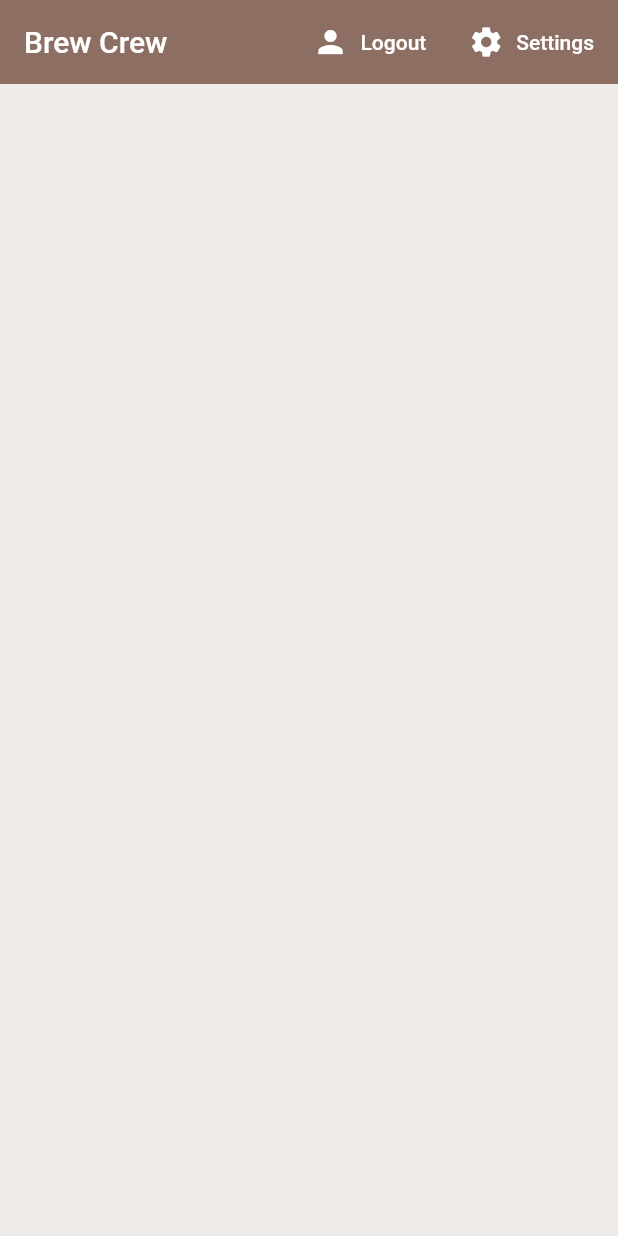
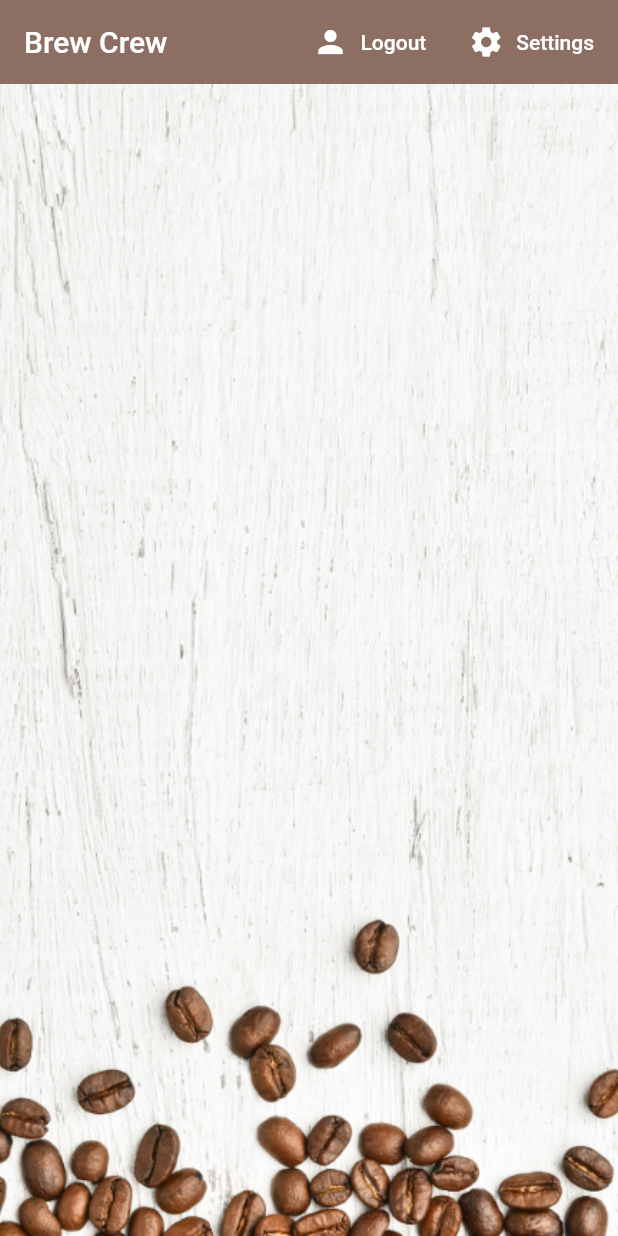
Before and after one commit to ranajahanzaib/brew_crew, a Flutter app: the screen it shows once a user with an empty profile is signed in, on a phone screen of 412 x 824 dp. Run offline on Flutter 3.47's test engine with Material 2 defaults, Android fonts, the phone set to English and light mode, and no system bars; our stand-ins replace cloud_firestore, firebase_auth, firebase_core, flutter_spinkit; accounts and stored records are empty.

Commit message:
Add Finishing Touches

```diff
--- a/lib/main.dart
+++ b/lib/main.dart
@@ -1,5 +1,3 @@
-import 'package:brew_crew/screens/auth/auth.dart';
-import 'package:brew_crew/screens/home/home.dart';
 import 'package:flutter/material.dart';
 import 'package:provider/provider.dart';
 import 'package:brew_crew/models/user.dart';
--- a/lib/screens/auth/register.dart
+++ b/lib/screens/auth/register.dart
@@ -33,6 +33,7 @@ class _RegisterScreenState extends State<RegisterScreen> {
               elevation: 0.0,
               title: Text('Register'),
               actions: [
+                // ignore: deprecated_member_use
                 FlatButton.icon(
                   onPressed: () => widget.toggleView(),
                   icon: Icon(Icons.person, color: Colors.white),
@@ -74,6 +75,7 @@ class _RegisterScreenState extends State<RegisterScreen> {
                         },
                       ),
                       SizedBox(height: 20.0),
+                      // ignore: deprecated_member_use
                       RaisedButton(
                         color: Colors.brown[500],
                         child: Text(
--- a/lib/screens/auth/sign_in.dart
+++ b/lib/screens/auth/sign_in.dart
@@ -1,4 +1,3 @@
-import 'package:brew_crew/screens/auth_wrapper.dart';
 import 'package:brew_crew/screens/styles/loading.dart';
 import 'package:brew_crew/screens/styles/text_input_decoration.dart';
 import 'package:brew_crew/services/auth.dart';
@@ -32,6 +31,7 @@ class _SignInScreenState extends State<SignInScreen> {
               elevation: 0.0,
               title: Text('Sign In'),
               actions: [
+                // ignore: deprecated_member_use
                 FlatButton.icon(
                   onPressed: () => widget.toggleView(),
                   icon: Icon(Icons.person, color: Colors.white),
@@ -72,6 +72,7 @@ class _SignInScreenState extends State<SignInScreen> {
                         },
                       ),
                       SizedBox(height: 20.0),
+                      // ignore: deprecated_member_use
                       RaisedButton(
                         color: Colors.brown[500],
                         child: Text(
--- a/lib/screens/home/brew_tile.dart
+++ b/lib/screens/home/brew_tile.dart
@@ -15,6 +15,7 @@ class BrewTile extends StatelessWidget {
           leading: CircleAvatar(
             radius: 25,
             backgroundColor: Colors.brown[brew.strength],
+            backgroundImage: AssetImage('assets/images/coffee_icon.png'),
           ),
           title: Text(brew.name),
           subtitle: Text('Takes ${brew.sugars} sugar(s)'),
--- a/lib/screens/home/home.dart
+++ b/lib/screens/home/home.dart
@@ -48,6 +48,7 @@ class HomeScreen extends StatelessWidget {
                   'Logout',
                   style: TextStyle(color: Colors.white),
                 )),
+            // ignore: deprecated_member_use
             FlatButton.icon(
               icon: Icon(Icons.settings, color: Colors.white),
               label: Text(
@@ -59,7 +60,12 @@ class HomeScreen extends StatelessWidget {
           ],
         ),
         body: Center(
-          child: BrewList(),
+          child: Container(
+              decoration: BoxDecoration(
+                  image: DecorationImage(
+                      image: AssetImage('assets/images/coffee_bg.png'),
+                      fit: BoxFit.cover)),
+              child: BrewList()),
         ),
       ),
     );
--- a/pubspec.yaml
+++ b/pubspec.yaml
@@ -49,9 +49,9 @@ flutter:
   uses-material-design: true
 
   # To add assets to your application, add an assets section, like this:
-  # assets:
-  #   - images/a_dot_burr.jpeg
-  #   - images/a_dot_ham.jpeg
+  assets:
+    - assets/images/coffee_bg.png
+    - assets/images/coffee_icon.png
 
   # An image asset can refer to one or more resolution-specific "variants", see
   # https://flutter.dev/assets-and-images/#resolution-aware.
```
Also changed, not shown: lib/screens/home/settings_form.dart (+8 -7 lines), assets/images/coffee_bg.png (added), assets/images/coffee_icon.png (added).
